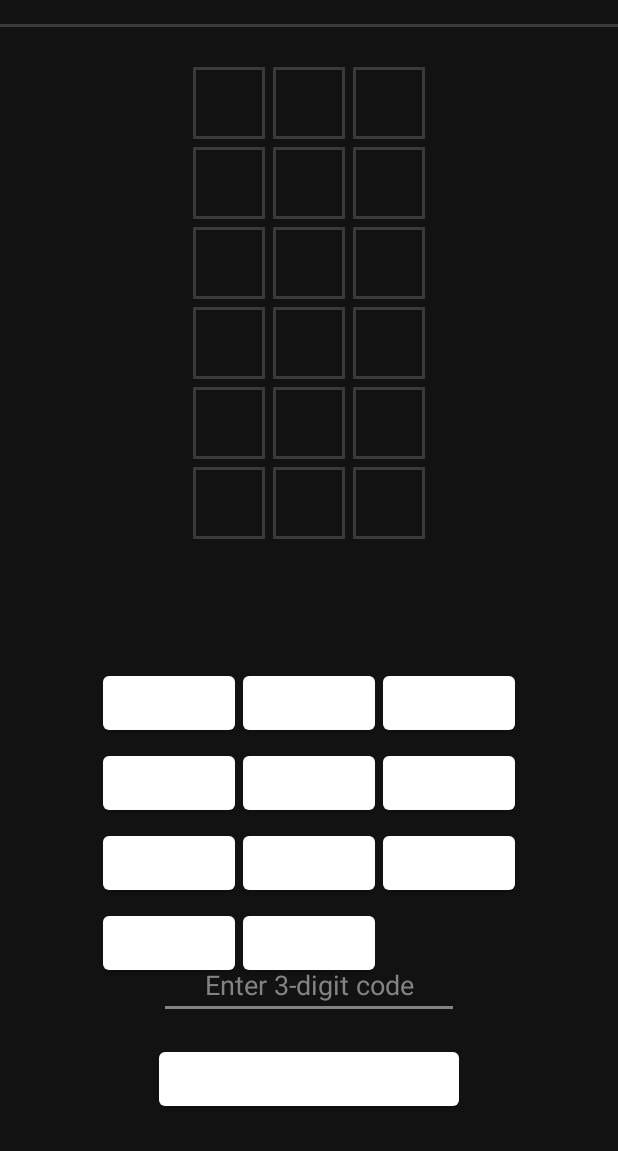
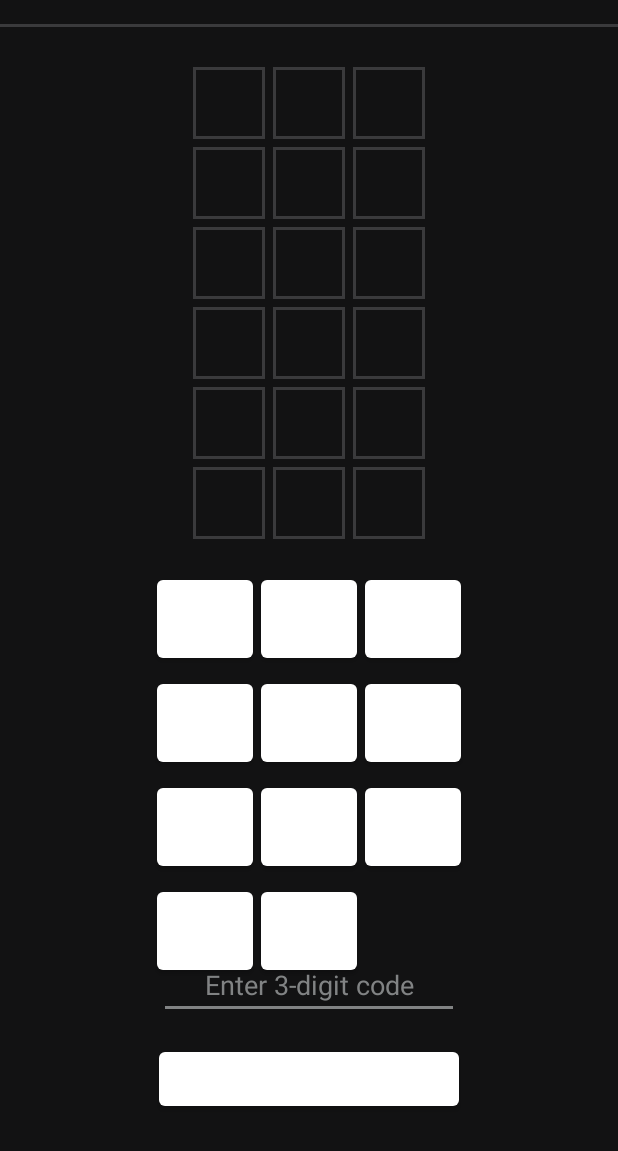
Before and after one commit to FurkanHaydari/number_detective, an Android app: the GameActivity screen opened directly, with no data from a screen before it, on a phone screen of 412 x 824 dp, the part 85-1236 px from its top. Run offline under Robolectric (Android 15) with nearby library versions, the phone set to English and light mode, and no system bars; 5 statements that could not run were skipped.

Commit message:
add the dimension resources for the numpad

```diff
--- a/app/src/main/res/values/dimens.xml
+++ b/app/src/main/res/values/dimens.xml
@@ -1,4 +1,5 @@
 <?xml version="1.0" encoding="utf-8"?>
 <resources>
     <dimen name="grid_cell_size">48dp</dimen>
+    <dimen name="numpad_button_size">64dp</dimen>
 </resources>
```
